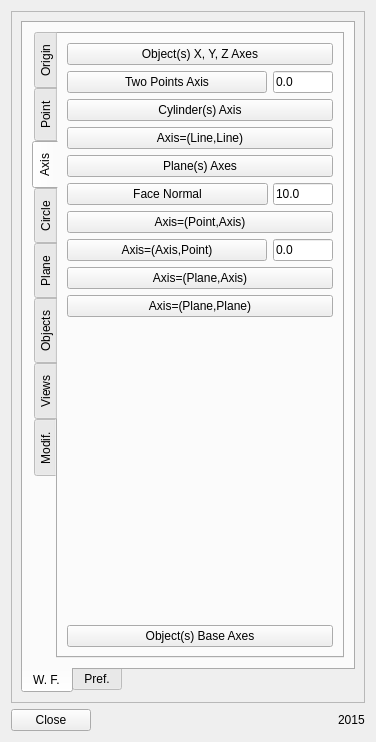
The window that WorkFeature/WFGui_2015.ui (microelly2/WorkFeature) describes before a commit, drawn with Qt 5.
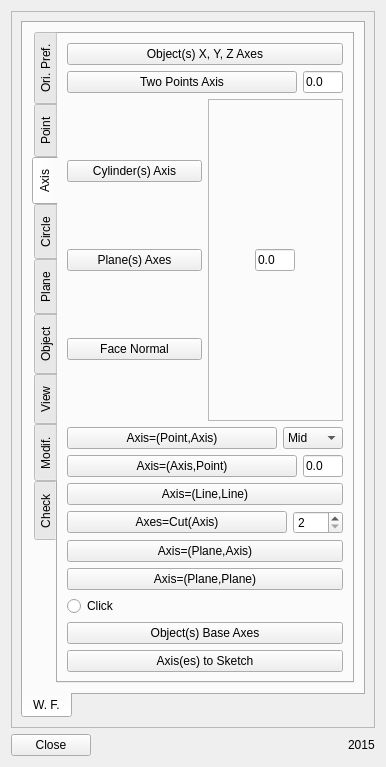
The same window after the commit. The open tabs and pages were chosen to show the change. Icons and pictures are not drawn.

```diff
--- a/WorkFeature/WFGui_2015.ui
+++ b/WorkFeature/WFGui_2015.ui
@@ -6,8 +6,8 @@
    <rect>
     <x>0</x>
     <y>0</y>
-    <width>376</width>
-    <height>742</height>
+    <width>386</width>
+    <height>767</height>
    </rect>
   </property>
   <property name="windowTitle">
@@ -17,7 +17,38 @@
    <iconset>
     <normaloff>Icons/WF_Axes.svg</normaloff>Icons/WF_Axes.svg</iconset>
   </property>
-  <layout class="QGridLayout" name="gridLayout_15">
+  <layout class="QGridLayout" name="gridLayout_32">
+   <item row="1" column="0">
+    <layout class="QHBoxLayout" name="horizontalLayout_9">
+     <item>
+      <widget class="QPushButton" name="button_WF_quit">
+       <property name="text">
+        <string>Close</string>
+       </property>
+      </widget>
+     </item>
+     <item>
+      <spacer name="horizontalSpacer_2">
+       <property name="orientation">
+        <enum>Qt::Horizontal</enum>
+       </property>
+       <property name="sizeHint" stdset="0">
+        <size>
+         <width>40</width>
+         <height>20</height>
+        </size>
+       </property>
+      </spacer>
+     </item>
+     <item>
+      <widget class="QLabel" name="label_release">
+       <property name="text">
+        <string>2015</string>
+       </property>
+      </widget>
+     </item>
+    </layout>
+   </item>
    <item row="0" column="0">
     <widget class="QScrollArea" name="scrollArea">
      <property name="widgetResizable">
@@ -27,9 +58,9 @@
       <property name="geometry">
        <rect>
         <x>0</x>
-        <y>-35</y>
-        <width>340</width>
-        <height>722</height>
+        <y>0</y>
+        <width>350</width>
+        <height>765</height>
        </rect>
       </property>
       <layout class="QGridLayout" name="gridLayout_4">
@@ -46,7 +77,7 @@
            <string>W. F.</string>
           </attribute>
           <layout class="QGridLayout" name="gridLayout_22">
-           <item row="0" column="0">
+           <item row="0" column="1">
             <widget class="QTabWidget" name="tabWidget">
              <property name="tabPosition">
               <enum>QTabWidget::West</enum>
@@ -60,7 +91,7 @@
                 <normaloff>Icons/WF_Axes.svg</normaloff>Icons/WF_Axes.svg</iconset>
               </attribute>
               <attribute name="title">
-               <string>Origin</string>
+               <string>Ori. Pref.</string>
               </attribute>
               <layout class="QGridLayout" name="gridLayout_7">
                <item row="0" column="0">
@@ -508,7 +539,27 @@
               <attribute name="title">
                <string>Axis</string>
               </attribute>
-              <layout class="QGridLayout" name="gridLayout">
+              <layout class="QGridLayout" name="gridLayout_30">
+               <item row="0" column="0">
+                <widget class="QPushButton" name="button_object_axis">
+                 <property name="toolTip">
+                  <string>Create 3 Axes at center location of all selected Object(s).</string>
+                 </property>
+                 <property name="text">
+                  <string>Object(s) X, Y, Z Axes</string>
+                 </property>
+                 <property name="icon">
+                  <iconset>
+                   <normaloff>Icons/WF_centerObjectsAxes.svg</normaloff>Icons/WF_centerObjectsAxes.svg</iconset>
+                 </property>
+                 <property name="iconSize">
+                  <size>
+                   <width>32</width>
+                   <height>32</height>
+                  </size>
+                 </property>
+                </widget>
+               </item>
                <item row="1" column="0">
                 <layout class="QHBoxLayout" name="horizontalLayout_2">
                  <item>
@@ -541,7 +592,7 @@
                   <widget class="QLineEdit" name="extension_twopoints_axis">
                    <property name="maximumSize">
                     <size>
-                     <width>60</width>
+                     <width>40</width>
                      <height>16777215</height>
                     </size>
                    </property>
@@ -556,66 +607,198 @@
                 </layout>
                </item>
                <item row="2" column="0">
-                <widget class="QPushButton" name="button_cylinder_axis">
-                 <property name="toolTip">
-                  <string>Create the Axis of a Cylinder.</string>
-                 </property>
-                 <property name="text">
-                  <string>Cylinder(s) Axis</string>
-                 </property>
-                 <property name="icon">
-                  <iconset>
-                   <normaloff>Icons/WF_cylinderAxis.svg</normaloff>Icons/WF_cylinderAxis.svg</iconset>
-                 </property>
-                 <property name="iconSize">
-                  <size>
-                   <width>32</width>
-                   <height>32</height>
-                  </size>
-                 </property>
-                </widget>
+                <layout class="QHBoxLayout" name="horizontalLayout_5">
+                 <item>
+                  <layout class="QVBoxLayout" name="verticalLayout">
+                   <item>
+                    <widget class="QPushButton" name="button_cylinder_axis">
+                     <property name="toolTip">
+                      <string>Create the Axis of a Cylinder.</string>
+                     </property>
+                     <property name="text">
+                      <string>Cylinder(s) Axis</string>
+                     </property>
+                     <property name="icon">
+                      <iconset>
+                       <normaloff>Icons/WF_cylinderAxis.svg</normaloff>Icons/WF_cylinderAxis.svg</iconset>
+                     </property>
+                     <property name="iconSize">
+                      <size>
+                       <width>32</width>
+                       <height>32</height>
+                      </size>
+                     </property>
+                    </widget>
+                   </item>
+                   <item>
+                    <widget class="QPushButton" name="button_plane_axis">
+                     <property name="maximumSize">
+                      <size>
+                       <width>16777215</width>
+                       <height>16777215</height>
+                      </size>
+                     </property>
+                     <property name="toolTip">
+                      <string>Create 2 Perpendicular Axes at center location of a Plane.</string>
+                     </property>
+                     <property name="text">
+                      <string>Plane(s) Axes</string>
+                     </property>
+                     <property name="icon">
+                      <iconset>
+                       <normaloff>Icons/WF_FaceAxis.svg</normaloff>Icons/WF_FaceAxis.svg</iconset>
+                     </property>
+                     <property name="iconSize">
+                      <size>
+                       <width>32</width>
+                       <height>32</height>
+                      </size>
+                     </property>
+                    </widget>
+                   </item>
+                   <item>
+                    <widget class="QPushButton" name="button_face_normal">
+                     <property name="sizePolicy">
+                      <sizepolicy hsizetype="Expanding" vsizetype="Fixed">
+                       <horstretch>0</horstretch>
+                       <verstretch>0</verstretch>
+                      </sizepolicy>
+                     </property>
+                     <property name="maximumSize">
+                      <size>
+                       <width>16777215</width>
+                       <height>16777215</height>
+                      </size>
+                     </property>
+                     <property name="toolTip">
+                      <string>Create a normal Axis at click location of a Face.
+Click first in the view to select and object,
+then push the button, 
+then click on a location on the selected object.</string>
+                     </property>
+                     <property name="text">
+                      <string>Face Normal</string>
+                     </property>
+                     <property name="icon">
+                      <iconset>
+                       <normaloff>Icons/WF_FaceNormal.svg</normaloff>Icons/WF_FaceNormal.svg</iconset>
+                     </property>
+                     <property name="iconSize">
+                      <size>
+                       <width>32</width>
+                       <height>32</height>
+                      </size>
+                     </property>
+                    </widget>
+                   </item>
+                  </layout>
+                 </item>
+                 <item>
+                  <widget class="QFrame" name="frame_4">
+                   <property name="frameShape">
+                    <enum>QFrame::StyledPanel</enum>
+                   </property>
+                   <property name="frameShadow">
+                    <enum>QFrame::Raised</enum>
+                   </property>
+                   <layout class="QGridLayout" name="gridLayout">
+                    <property name="leftMargin">
+                     <number>0</number>
+                    </property>
+                    <property name="rightMargin">
+                     <number>1</number>
+                    </property>
+                    <property name="horizontalSpacing">
+                     <number>0</number>
+                    </property>
+                    <item row="0" column="0">
+                     <widget class="QLineEdit" name="extension_face_normal">
+                      <property name="minimumSize">
+                       <size>
+                        <width>40</width>
+                        <height>0</height>
+                       </size>
+                      </property>
+                      <property name="maximumSize">
+                       <size>
+                        <width>40</width>
+                        <height>16777215</height>
+                       </size>
+                      </property>
+                      <property name="toolTip">
+                       <string>Length of external part of the (Normal) Axis.
+  If zero In case of cylinder axis the extension will be a percentage of the object length.
+  If zero and plane of face Normal, the extension will be 10 units.</string>
+                      </property>
+                      <property name="text">
+                       <string>0.0</string>
+                      </property>
+                     </widget>
+                    </item>
+                   </layout>
+                  </widget>
+                 </item>
+                </layout>
                </item>
-               <item row="11" column="0">
-                <widget class="QPushButton" name="button_object_base_axes">
-                 <property name="toolTip">
-                  <string>Create 3 Axes at Base location of all selected Object(s).</string>
-                 </property>
-                 <property name="text">
-                  <string>Object(s) Base Axes</string>
-                 </property>
-                 <property name="icon">
-                  <iconset>
-                   <normaloff>Icons/WF_baseObjectsAxes.svg</normaloff>Icons/WF_baseObjectsAxes.svg</iconset>
-                 </property>
-                 <property name="iconSize">
-                  <size>
-                   <width>32</width>
-                   <height>32</height>
-                  </size>
-                 </property>
-                </widget>
+               <item row="3" column="0">
+                <layout class="QHBoxLayout" name="horizontalLayout_20">
+                 <item>
+                  <widget class="QPushButton" name="button_point_line_axis">
+                   <property name="toolTip">
+                    <string>Create an Axis parallel to an Axis and crossing a Point.</string>
+                   </property>
+                   <property name="text">
+                    <string>Axis=(Point,Axis)</string>
+                   </property>
+                   <property name="icon">
+                    <iconset>
+                     <normaloff>Icons/WF_pointLineAxis.svg</normaloff>Icons/WF_pointLineAxis.svg</iconset>
+                   </property>
+                   <property name="iconSize">
+                    <size>
+                     <width>32</width>
+                     <height>32</height>
+                    </size>
+                   </property>
+                  </widget>
+                 </item>
+                 <item>
+                  <widget class="QComboBox" name="point_loc_comboBox">
+                   <property name="maximumSize">
+                    <size>
+                     <width>60</width>
+                     <height>16777215</height>
+                    </size>
+                   </property>
+                   <property name="toolTip">
+                    <string>The Point will be at :
+Start of the line;
+Mid of the line;
+End of the line.</string>
+                   </property>
+                   <property name="currentIndex">
+                    <number>1</number>
+                   </property>
+                   <item>
+                    <property name="text">
+                     <string>Start</string>
+                    </property>
+                   </item>
+                   <item>
+                    <property name="text">
+                     <string>Mid</string>
+                    </property>
+                   </item>
+                   <item>
+                    <property name="text">
+                     <string>End</string>
+                    </property>
+                   </item>
+                  </widget>
+                 </item>
+                </layout>
                </item>
-               <item row="6" column="0">
-                <widget class="QPushButton" name="button_point_line_axis">
-                 <property name="toolTip">
-                  <string>Create an Axis parallel to an Axis and crossing a Point.</string>
-                 </property>
-                 <property name="text">
-                  <string>Axis=(Point,Axis)</string>
-                 </property>
-                 <property name="icon">
-                  <iconset>
-                   <normaloff>Icons/WF_pointLineAxis.svg</normaloff>Icons/WF_pointLineAxis.svg</iconset>
-                 </property>
-                 <property name="iconSize">
-                  <size>
-                   <width>32</width>
-                   <height>32</height>
-                  </size>
-                 </property>
-                </widget>
-               </item>
-               <item row="7" column="0">
+               <item row="4" column="0">
                 <layout class="QHBoxLayout" name="horizontalLayout_7">
                  <item>
                   <widget class="QPushButton" name="button_line_point_axis">
@@ -647,7 +830,7 @@
                   <widget class="QLineEdit" name="extension_line_point_axis">
                    <property name="maximumSize">
                     <size>
-                     <width>60</width>
+                     <width>40</width>
                      <height>16777215</height>
                     </size>
                    </property>
@@ -662,64 +845,6 @@
                 </layout>
                </item>
                <item row="5" column="0">
-                <layout class="QHBoxLayout" name="horizontalLayout_5">
-                 <property name="spacing">
-                  <number>5</number>
-                 </property>
-                 <item>
-                  <widget class="QPushButton" name="button_face_normal">
-                   <property name="sizePolicy">
-                    <sizepolicy hsizetype="Expanding" vsizetype="Fixed">
-                     <horstretch>0</horstretch>
-                     <verstretch>0</verstretch>
-                    </sizepolicy>
-                   </property>
-                   <property name="toolTip">
-                    <string>Create a normal Axis at click location of a Face.
-Click first in the view to select and object,
-then push the button, 
-then click on a location on the selected object.</string>
-                   </property>
-                   <property name="text">
-                    <string>Face Normal</string>
-                   </property>
-                   <property name="icon">
-                    <iconset>
-                     <normaloff>Icons/WF_FaceNormal.svg</normaloff>Icons/WF_FaceNormal.svg</iconset>
-                   </property>
-                   <property name="iconSize">
-                    <size>
-                     <width>32</width>
-                     <height>32</height>
-                    </size>
-                   </property>
-                  </widget>
-                 </item>
-                 <item>
-                  <widget class="QLineEdit" name="extension_face_normal">
-                   <property name="minimumSize">
-                    <size>
-                     <width>40</width>
-                     <height>0</height>
-                    </size>
-                   </property>
-                   <property name="maximumSize">
-                    <size>
-                     <width>60</width>
-                     <height>16777215</height>
-                    </size>
-                   </property>
-                   <property name="toolTip">
-                    <string>Length of Normal Axis.</string>
-                   </property>
-                   <property name="text">
-                    <string>10.0</string>
-                   </property>
-                  </widget>
-                 </item>
-                </layout>
-               </item>
-               <item row="3" column="0">
                 <widget class="QPushButton" name="button_twolines_axis">
                  <property name="toolTip">
                   <string>Create an Axis between 2 Axes.</string>
@@ -739,67 +864,61 @@
                  </property>
                 </widget>
                </item>
-               <item row="0" column="0">
-                <widget class="QPushButton" name="button_object_axis">
-                 <property name="toolTip">
-                  <string>Create 3 Axes at center location of all selected Object(s).</string>
-                 </property>
-                 <property name="text">
-                  <string>Object(s) X, Y, Z Axes</string>
-                 </property>
-                 <property name="icon">
-                  <iconset>
-                   <normaloff>Icons/WF_centerObjectsAxes.svg</normaloff>Icons/WF_centerObjectsAxes.svg</iconset>
-                 </property>
-                 <property name="iconSize">
-                  <size>
-                   <width>32</width>
-                   <height>32</height>
-                  </size>
-                 </property>
-                </widget>
+               <item row="6" column="0">
+                <layout class="QHBoxLayout" name="horizontalLayout_21">
+                 <item>
+                  <widget class="QPushButton" name="button_cut_axis">
+                   <property name="toolTip">
+                    <string>Create Axes:
+Cut the selected Line in 2(n) parts and create 2(n) Axes.
+The number indicates in how many parts to cut.</string>
+                   </property>
+                   <property name="text">
+                    <string>Axes=Cut(Axis)</string>
+                   </property>
+                   <property name="icon">
+                    <iconset>
+                     <normaloff>../Icons/WF_cutAxis.svg</normaloff>../Icons/WF_cutAxis.svg</iconset>
+                   </property>
+                   <property name="iconSize">
+                    <size>
+                     <width>32</width>
+                     <height>32</height>
+                    </size>
+                   </property>
+                  </widget>
+                 </item>
+                 <item>
+                  <widget class="QSpinBox" name="spin_axis_cut">
+                   <property name="minimumSize">
+                    <size>
+                     <width>40</width>
+                     <height>0</height>
+                    </size>
+                   </property>
+                   <property name="maximumSize">
+                    <size>
+                     <width>50</width>
+                     <height>16777215</height>
+                    </size>
+                   </property>
+                   <property name="toolTip">
+                    <string>The number indicates in how many parts the selected Line will be cut.</string>
+                   </property>
+                   <property name="minimum">
+                    <number>2</number>
+                   </property>
+                   <property name="maximum">
+                    <number>10</number>
+                   </property>
+                   <property name="singleStep">
+                    <number>1</number>
+                   </property>
+                  </widget>
+                 </item>
+                </layout>
                </item>
-               <item row="9" column="0">
-                <widget class="QPushButton" name="button_twoplanes_axis">
-                 <property name="toolTip">
-                  <string>Create an Axis by intersect of 2 Planes.</string>
-                 </property>
-                 <property name="text">
-                  <string>Axis=(Plane,Plane)</string>
-                 </property>
-                 <property name="icon">
-                  <iconset>
-                   <normaloff>Icons/WF_2PlanesAxis.svg</normaloff>Icons/WF_2PlanesAxis.svg</iconset>
-                 </property>
-                 <property name="iconSize">
-                  <size>
-                   <width>32</width>
-                   <height>32</height>
-                  </size>
-                 </property>
-                </widget>
-               </item>
-               <item row="4" column="0">
-                <widget class="QPushButton" name="button_plane_axis">
-                 <property name="toolTip">
-                  <string>Create 2 Perpendicular Axes at center location of a Plane.</string>
-                 </property>
-                 <property name="text">
-                  <string>Plane(s) Axes</string>
-                 </property>
-                 <property name="icon">
-                  <iconset>
-                   <normaloff>Icons/WF_FaceAxis.svg</normaloff>Icons/WF_FaceAxis.svg</iconset>
-                 </property>
-                 <property name="iconSize">
-                  <size>
-                   <width>32</width>
-                   <height>32</height>
-                  </size>
-                 </property>
-                </widget>
-               </item>
-               <item row="8" column="0">
+               <item row="7" column="0">
                 <widget class="QPushButton" name="button_line_plane_axis">
                  <property name="toolTip">
                   <string>Create an Axis on a Plane by projection from anoher Axis.</string>
@@ -819,18 +938,90 @@
                  </property>
                 </widget>
                </item>
+               <item row="8" column="0">
+                <widget class="QPushButton" name="button_twoplanes_axis">
+                 <property name="toolTip">
+                  <string>Create an Axis by intersect of 2 Planes.</string>
+                 </property>
+                 <property name="text">
+                  <string>Axis=(Plane,Plane)</string>
+                 </property>
+                 <property name="icon">
+                  <iconset>
+                   <normaloff>Icons/WF_2PlanesAxis.svg</normaloff>Icons/WF_2PlanesAxis.svg</iconset>
+                 </property>
+                 <property name="iconSize">
+                  <size>
+                   <width>32</width>
+                   <height>32</height>
+                  </size>
+                 </property>
+                </widget>
+               </item>
+               <item row="9" column="0">
+                <widget class="QRadioButton" name="button_click_for_axis">
+                 <property name="toolTip">
+                  <string>Create a set of Lines on a Plane perpendicular to the view at location of 2 mouse clicks.
+- Click first on the Button then at least twice click on the View (with no object in background).
+- Click first on the Button then at least twice click on the View (with an object in background), it will attach the lines to the surface of the object.</string>
+                 </property>
+                 <property name="text">
+                  <string>Click</string>
+                 </property>
+                 <property name="icon">
+                  <iconset>
+                   <normaloff>../Icons/WF_clickLine.svg</normaloff>../Icons/WF_clickLine.svg</iconset>
+                 </property>
+                 <property name="iconSize">
+                  <size>
+                   <width>32</width>
+                   <height>32</height>
+                  </size>
+                 </property>
+                </widget>
+               </item>
                <item row="10" column="0">
-                <spacer name="verticalSpacer_5">
-                 <property name="orientation">
-                  <enum>Qt::Vertical</enum>
+                <widget class="QPushButton" name="button_object_base_axes">
+                 <property name="toolTip">
+                  <string>Create 3 Axes at Base location of all selected Object(s).</string>
                  </property>
-                 <property name="sizeHint" stdset="0">
+                 <property name="text">
+                  <string>Object(s) Base Axes</string>
+                 </property>
+                 <property name="icon">
+                  <iconset>
+                   <normaloff>Icons/WF_baseObjectsAxes.svg</normaloff>Icons/WF_baseObjectsAxes.svg</iconset>
+                 </property>
+                 <property name="iconSize">
                   <size>
-                   <width>20</width>
-                   <height>40</height>
+                   <width>32</width>
+                   <height>32</height>
                   </size>
                  </property>
-                </spacer>
+                </widget>
+               </item>
+               <item row="11" column="0">
+                <widget class="QPushButton" name="button_line_to_sketch">
+                 <property name="toolTip">
+                  <string>Transform Line(s) in Sketch's Line(s) by projection onto the Sketch's Plane:
+- First select an existing Skecth;
+- Select as much as Lines needed;
+Then click on this button.</string>
+                 </property>
+                 <property name="text">
+                  <string>Axis(es) to Sketch</string>
+                 </property>
+                 <property name="icon">
+                  <iconset>
+                   <normaloff>../Icons/WF_2Sketch.svg</normaloff>../Icons/WF_2Sketch.svg</iconset>
+                 </property>
+                 <property name="iconSize">
+                  <size>
+                   <width>32</width>
+                   <height>32</height>
+                  </size>
+                 </property>
+                </widget>
                </item>
               </layout>
              </widget>
@@ -1382,7 +1573,7 @@
                 <normaloff>Icons/WF_box.svg</normaloff>Icons/WF_box.svg</iconset>
               </attribute>
               <attribute name="title">
-               <string>Objects</string>
+               <string>Object</string>
               </attribute>
               <layout class="QGridLayout" name="gridLayout_12">
                <item row="3" column="0">
@@ -1630,7 +1821,7 @@
                 <normaloff>Icons/WF_view.svg</normaloff>Icons/WF_view.svg</iconset>
               </attribute>
               <attribute name="title">
-               <string>Views</string>
+               <string>View</string>
               </attribute>
               <layout class="QGridLayout" name="gridLayout_13">
                <item row="0" column="0">
@@ -1991,77 +2182,102 @@
                </item>
               </layout>
              </widget>
+             <widget class="QWidget" name="tab_3">
+              <attribute name="title">
+               <string>Check</string>
+              </attribute>
+              <layout class="QGridLayout" name="gridLayout_35">
+               <item row="1" column="0">
+                <widget class="QPushButton" name="button_isPerpendicular">
+                 <property name="toolTip">
+                  <string>Check if two faces are Perpendicular:
+- Select the 2 faces/planes and
+Click this button</string>
+                 </property>
+                 <property name="text">
+                  <string>Faces Perpendicular</string>
+                 </property>
+                 <property name="icon">
+                  <iconset>
+                   <normaloff>../Icons/WF_isPerpendicular.svg</normaloff>../Icons/WF_isPerpendicular.svg</iconset>
+                 </property>
+                 <property name="iconSize">
+                  <size>
+                   <width>32</width>
+                   <height>32</height>
+                  </size>
+                 </property>
+                </widget>
+               </item>
+               <item row="0" column="0">
+                <widget class="QPushButton" name="button_isParallel">
+                 <property name="toolTip">
+                  <string>Check if two faces are Parallel:
+- Select the 2 faces/planes and
+Click this button</string>
+                 </property>
+                 <property name="text">
+                  <string>Faces Parallel</string>
+                 </property>
+                 <property name="icon">
+                  <iconset>
+                   <normaloff>../Icons/WF_isParallel.svg</normaloff>../Icons/WF_isParallel.svg</iconset>
+                 </property>
+                 <property name="iconSize">
+                  <size>
+                   <width>32</width>
+                   <height>32</height>
+                  </size>
+                 </property>
+                </widget>
+               </item>
+               <item row="2" column="0">
+                <widget class="QPushButton" name="button_isCoplanar">
+                 <property name="toolTip">
+                  <string>Check if two faces are Coplanar:
+- Select the 2 faces/planes and
+Click this button</string>
+                 </property>
+                 <property name="text">
+                  <string>Faces Coplanar</string>
+                 </property>
+                 <property name="icon">
+                  <iconset>
+                   <normaloff>../Icons/WF_isCoplanar.svg</normaloff>../Icons/WF_isCoplanar.svg</iconset>
+                 </property>
+                 <property name="iconSize">
+                  <size>
+                   <width>32</width>
+                   <height>32</height>
+                  </size>
+                 </property>
+                </widget>
+               </item>
+               <item row="3" column="0">
+                <spacer name="verticalSpacer_2">
+                 <property name="orientation">
+                  <enum>Qt::Vertical</enum>
+                 </property>
+                 <property name="sizeHint" stdset="0">
+                  <size>
+                   <width>20</width>
+                   <height>40</height>
+                  </size>
+                 </property>
+                </spacer>
+               </item>
+              </layout>
+             </widget>
             </widget>
            </item>
           </layout>
          </widget>
-         <widget class="QWidget" name="tab_3">
-          <attribute name="title">
-           <string>Pref.</string>
-          </attribute>
-          <layout class="QGridLayout" name="gridLayout_14">
-           <item row="0" column="0">
-            <widget class="QRadioButton" name="radioButton_verbose">
-             <property name="toolTip">
-              <string>Toggle here if you want a lot of information printed into report View.</string>
-             </property>
-             <property name="text">
-              <string>Verbose</string>
-             </property>
-            </widget>
-           </item>
-           <item row="1" column="0">
-            <spacer name="verticalSpacer_6">
-             <property name="orientation">
-              <enum>Qt::Vertical</enum>
-             </property>
-             <property name="sizeHint" stdset="0">
-              <size>
-               <width>20</width>
-               <height>40</height>
-              </size>
-             </property>
-            </spacer>
-           </item>
-          </layout>
-         </widget>
         </widget>
        </item>
       </layout>
      </widget>
     </widget>
    </item>
-   <item row="1" column="0">
-    <layout class="QHBoxLayout" name="horizontalLayout_9">
-     <item>
-      <widget class="QPushButton" name="button_WF_quit">
-       <property name="text">
-        <string>Close</string>
-       </property>
-      </widget>
-     </item>
-     <item>
-      <spacer name="horizontalSpacer_2">
-       <property name="orientation">
-        <enum>Qt::Horizontal</enum>
-       </property>
-       <property name="sizeHint" stdset="0">
-        <size>
-         <width>40</width>
-         <height>20</height>
-        </size>
-       </property>
-      </spacer>
-     </item>
-     <item>
-      <widget class="QLabel" name="label_release">
-       <property name="text">
-        <string>2015</string>
-       </property>
-      </widget>
-     </item>
-    </layout>
-   </item>
   </layout>
  </widget>
  <resources/>
```
Left out of the diff: 549 changed lines with no effect on the pictures.
